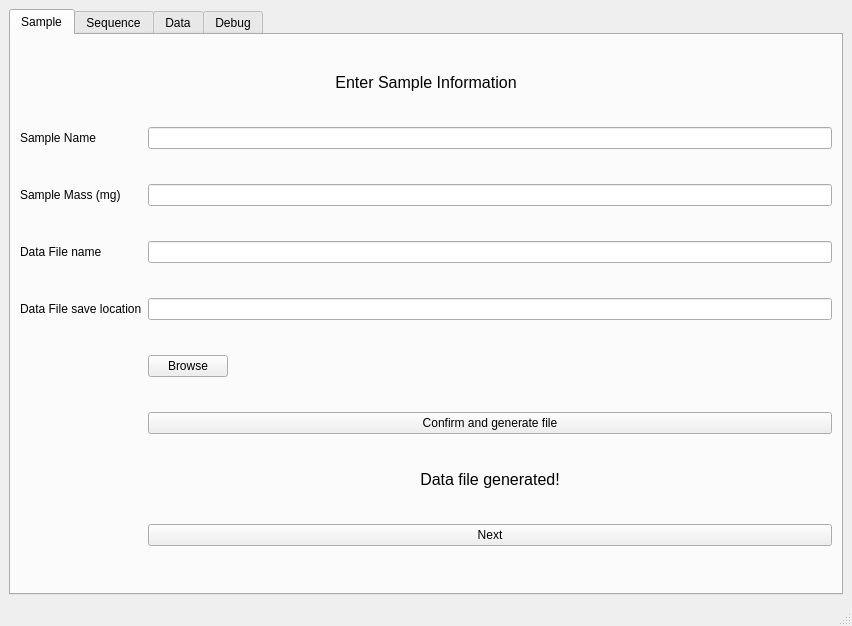
Above: GUI_pyQt/ui files/spectrometer_tabbed.ui from jhead96/NMR-spectrometer-GUI before the change. Below: the same form after it.
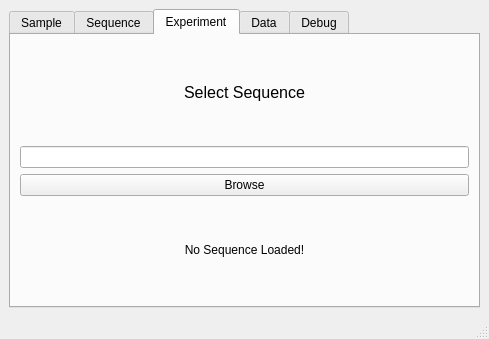
That is the form after the change. Custom widgets are drawn as their Qt base class.

Commit message: Added 'Experiment' tab

```diff
--- a/GUI_pyQt/ui files/spectrometer_tabbed.ui
+++ b/GUI_pyQt/ui files/spectrometer_tabbed.ui
@@ -6,8 +6,8 @@
    <rect>
     <x>0</x>
     <y>0</y>
-    <width>852</width>
-    <height>626</height>
+    <width>489</width>
+    <height>339</height>
    </rect>
   </property>
   <property name="windowTitle">
@@ -30,7 +30,7 @@
        <enum>QTabWidget::Rounded</enum>
       </property>
       <property name="currentIndex">
-       <number>0</number>
+       <number>2</number>
       </property>
       <widget class="QWidget" name="tab_sample">
        <attribute name="title">
@@ -162,12 +162,15 @@
           <property name="autoFillBackground">
            <bool>false</bool>
           </property>
-          <property name="readOnly">
-           <bool>true</bool>
-          </property>
-          <property name="placeholderText">
+          <property name="text">
            <string/>
           </property>
+          <property name="readOnly">
+           <bool>true</bool>
+          </property>
+          <property name="placeholderText">
+           <string>No Data File location selected!</string>
+          </property>
           <property name="clearButtonEnabled">
            <bool>false</bool>
           </property>
@@ -400,6 +403,48 @@
         </item>
        </layout>
       </widget>
+      <widget class="QWidget" name="tab_expt">
+       <attribute name="title">
+        <string>Experiment</string>
+       </attribute>
+       <layout class="QGridLayout" name="gridLayout_8">
+        <item row="0" column="0">
+         <widget class="QLabel" name="selectSeqLbl">
+          <property name="font">
+           <font>
+            <pointsize>12</pointsize>
+           </font>
+          </property>
+          <property name="text">
+           <string>Select Sequence</string>
+          </property>
+          <property name="alignment">
+           <set>Qt::AlignCenter</set>
+          </property>
+         </widget>
+        </item>
+        <item row="3" column="0">
+         <widget class="QLabel" name="selectedSeqLbl">
+          <property name="text">
+           <string>No Sequence Loaded!</string>
+          </property>
+          <property name="alignment">
+           <set>Qt::AlignCenter</set>
+          </property>
+         </widget>
+        </item>
+        <item row="2" column="0">
+         <widget class="QPushButton" name="browseSeqBtn">
+          <property name="text">
+           <string>Browse</string>
+          </property>
+         </widget>
+        </item>
+        <item row="1" column="0">
+         <widget class="QLineEdit" name="selectSeqLineEdit"/>
+        </item>
+       </layout>
+      </widget>
       <widget class="QWidget" name="tab_data">
        <attribute name="title">
         <string>Data</string>
```
The commit also changes 2 other files.
